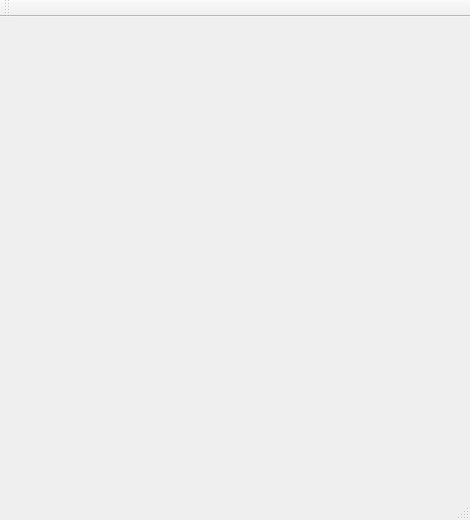
First picture: the form in amiga.ui, repository PSRAmiga/fs-uae, before the edit.
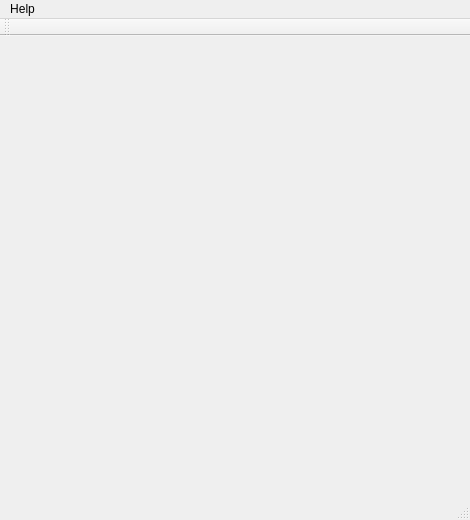
Second picture: the form after the edit.

Commit message: Implementato menù "Help"

What changed in the file:
```diff
--- a/amiga.ui
+++ b/amiga.ui
@@ -10,6 +10,12 @@
     <height>520</height>
    </rect>
   </property>
+  <property name="sizePolicy">
+   <sizepolicy hsizetype="Fixed" vsizetype="Fixed">
+    <horstretch>0</horstretch>
+    <verstretch>0</verstretch>
+   </sizepolicy>
+  </property>
   <property name="windowTitle">
    <string>Amiga</string>
   </property>
@@ -23,6 +29,18 @@
      <height>25</height>
     </rect>
    </property>
+   <widget class="QMenu" name="menuHelp">
+    <property name="title">
+     <string>Help</string>
+    </property>
+    <addaction name="actionSummary"/>
+    <addaction name="separator"/>
+    <addaction name="actionReport_bug"/>
+    <addaction name="separator"/>
+    <addaction name="actionAbout_fs_uae"/>
+    <addaction name="actionAbout_Amiga"/>
+   </widget>
+   <addaction name="menuHelp"/>
   </widget>
   <widget class="QToolBar" name="mainToolBar">
    <attribute name="toolBarArea">
```
Left out of the diff: 23 changed lines with no effect on the pictures.
